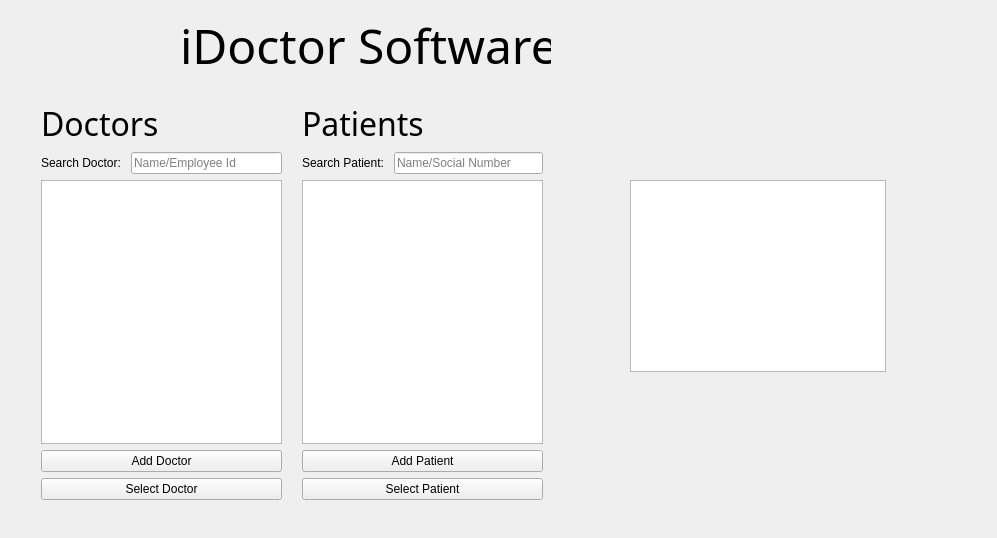
Above: GroupFour_DoctorsOffice/widget.ui from KittimasakBunrat/GroupFour_DoctorsOffice before the change. Below: the same form after it.
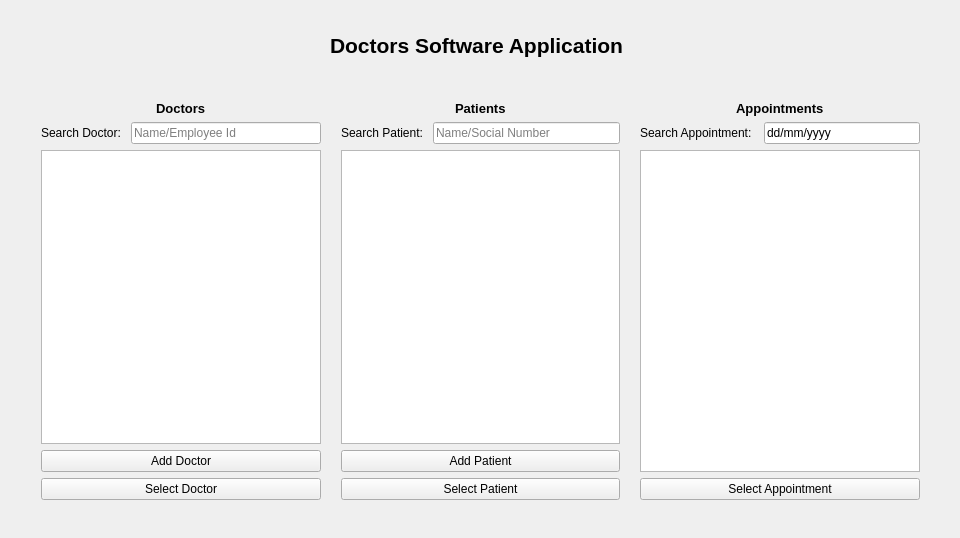
That is the form after the change.

The edit to the form file:
```diff
--- a/GroupFour_DoctorsOffice/widget.ui
+++ b/GroupFour_DoctorsOffice/widget.ui
@@ -6,7 +6,7 @@
    <rect>
     <x>0</x>
     <y>0</y>
-    <width>997</width>
+    <width>960</width>
     <height>538</height>
    </rect>
   </property>
@@ -16,20 +16,22 @@
   <widget class="QLabel" name="label">
    <property name="geometry">
     <rect>
-     <x>180</x>
+     <x>330</x>
      <y>20</y>
-     <width>371</width>
+     <width>311</width>
      <height>51</height>
     </rect>
    </property>
    <property name="font">
     <font>
-     <family>Gill Sans</family>
-     <pointsize>36</pointsize>
+     <family>MS Shell Dlg 2</family>
+     <pointsize>16</pointsize>
+     <weight>75</weight>
+     <bold>true</bold>
     </font>
    </property>
    <property name="text">
-    <string>iDoctor Software</string>
+    <string>Doctors Software Application</string>
    </property>
   </widget>
   <widget class="QWidget" name="layoutWidget">
@@ -37,7 +39,7 @@
     <rect>
      <x>30</x>
      <y>90</y>
-     <width>524</width>
+     <width>901</width>
      <height>421</height>
     </rect>
    </property>
@@ -49,14 +51,14 @@
      <layout class="QVBoxLayout" name="verticalLayout">
       <item>
        <layout class="QVBoxLayout" name="verticalLayout_6">
-        <item>
+        <item alignment="Qt::AlignHCenter">
          <widget class="QLabel" name="label_3">
           <property name="font">
            <font>
-            <family>Gill Sans</family>
-            <pointsize>24</pointsize>
-            <weight>50</weight>
-            <bold>false</bold>
+            <family>MS Shell Dlg 2</family>
+            <pointsize>10</pointsize>
+            <weight>75</weight>
+            <bold>true</bold>
            </font>
           </property>
           <property name="text">
@@ -113,14 +115,14 @@
         <property name="bottomMargin">
          <number>0</number>
         </property>
-        <item>
+        <item alignment="Qt::AlignHCenter">
          <widget class="QLabel" name="label_4">
           <property name="font">
            <font>
-            <family>Gill Sans</family>
-            <pointsize>24</pointsize>
-            <weight>50</weight>
-            <bold>false</bold>
+            <family>MS Shell Dlg 2</family>
+            <pointsize>10</pointsize>
+            <weight>75</weight>
+            <bold>true</bold>
            </font>
           </property>
           <property name="text">
@@ -173,18 +175,58 @@
       </item>
      </layout>
     </item>
+    <item>
+     <layout class="QVBoxLayout" name="verticalLayout_3" stretch="0,0,0">
+      <item>
+       <layout class="QVBoxLayout" name="verticalLayout_4">
+        <item alignment="Qt::AlignHCenter|Qt::AlignTop">
+         <widget class="QLabel" name="appointments_label">
+          <property name="font">
+           <font>
+            <pointsize>10</pointsize>
+            <weight>75</weight>
+            <bold>true</bold>
+           </font>
+          </property>
+          <property name="text">
+           <string>Appointments</string>
+          </property>
+         </widget>
+        </item>
+        <item>
+         <layout class="QHBoxLayout" name="horizontalLayout_4">
+          <item>
+           <widget class="QLabel" name="search_label_appointm">
+            <property name="text">
+             <string>Search Appointment:  </string>
+            </property>
+           </widget>
+          </item>
+          <item>
+           <widget class="QLineEdit" name="filter_appointm_edit">
+            <property name="text">
+             <string>dd/mm/yyyy</string>
+            </property>
+           </widget>
+          </item>
+         </layout>
+        </item>
+       </layout>
+      </item>
+      <item>
+       <widget class="QListWidget" name="listWidget_DoctorTime"/>
+      </item>
+      <item>
+       <widget class="QPushButton" name="pushButton">
+        <property name="text">
+         <string>Select Appointment</string>
+        </property>
+       </widget>
+      </item>
+     </layout>
+    </item>
    </layout>
   </widget>
-  <widget class="QListWidget" name="listWidget_DoctorTime">
-   <property name="geometry">
-    <rect>
-     <x>630</x>
-     <y>180</y>
-     <width>256</width>
-     <height>192</height>
-    </rect>
-   </property>
-  </widget>
  </widget>
  <layoutdefault spacing="6" margin="11"/>
  <resources/>
```
